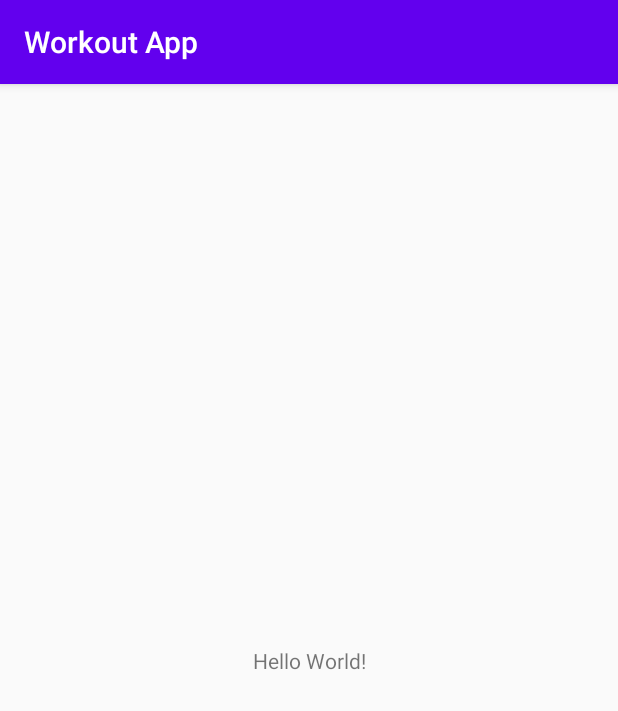
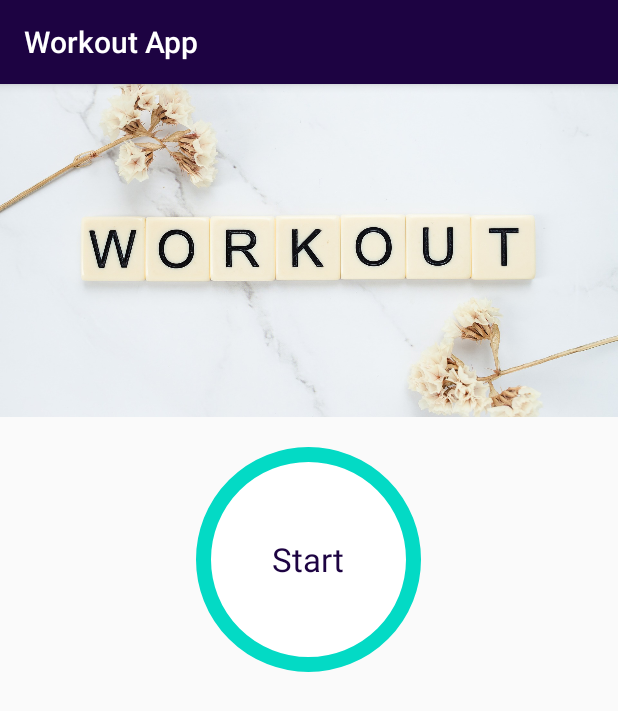
Before and after one commit to akshayyadav76/Workout_App, an Android app: the screen it shows after launch (MainActivity), on a phone screen of 412 x 824 dp. Shown: the top 711 px of the screen. Run offline under Robolectric (Android 15) with nearby library versions, the phone set to English and light mode, and no system bars.

Commit message:
added custom ripple button ripple current api 17 ripple api v21

```diff
--- a/app/src/main/java/com/ak/workoutapp/MainActivity.kt
+++ b/app/src/main/java/com/ak/workoutapp/MainActivity.kt
@@ -2,10 +2,16 @@ package com.ak.workoutapp
 
 import androidx.appcompat.app.AppCompatActivity
 import android.os.Bundle
+import android.widget.Toast
+import kotlinx.android.synthetic.main.activity_main.*
 
 class MainActivity : AppCompatActivity() {
     override fun onCreate(savedInstanceState: Bundle?) {
         super.onCreate(savedInstanceState)
         setContentView(R.layout.activity_main)
+
+        llStart.setOnClickListener {
+            Toast.makeText(this,"this working fine ",Toast.LENGTH_SHORT).show()
+        }
     }
 }
--- /dev/null
+++ b/app/src/main/res/drawable/item_circular_color_accent_border.xml
@@ -0,0 +1,8 @@
+<?xml version="1.0" encoding="utf-8"?>
+<shape xmlns:android="http://schemas.android.com/apk/res/android"
+    android:shape="oval"
+    >
+  <stroke android:width="10dp" android:color="@color/colorAccent"/>
+    <solid android:color="@color/colorWhite"/>
+
+</shape>
--- a/app/src/main/res/layout/activity_main.xml
+++ b/app/src/main/res/layout/activity_main.xml
@@ -6,13 +6,36 @@
     android:layout_height="match_parent"
     tools:context=".MainActivity">
 
-    <TextView
-        android:layout_width="wrap_content"
-        android:layout_height="wrap_content"
-        android:text="Hello World!"
-        app:layout_constraintBottom_toBottomOf="parent"
-        app:layout_constraintLeft_toLeftOf="parent"
-        app:layout_constraintRight_toRightOf="parent"
-        app:layout_constraintTop_toTopOf="parent" />
+    <LinearLayout
+        android:layout_width="match_parent"
+        android:layout_height="match_parent"
+        android:gravity="center_horizontal"
+        android:orientation="vertical"
+        >
+        <ImageView
+            android:layout_width="match_parent"
+            android:layout_height="@dimen/main_screen_image_height"
+            android:contentDescription="@string/image"
+            android:src="@drawable/workout_image"
+            android:scaleType="centerCrop"
+            />
+        <LinearLayout
+            android:id="@+id/llStart"
+            android:layout_width="@dimen/start_button_size"
+            android:layout_height="@dimen/start_button_size"
+            android:gravity="center"
+            android:layout_marginTop="@dimen/start_button_margin_top"
+            android:background="@drawable/item_circular_color_accent_border"
+            >
+            <TextView
+                android:layout_height="wrap_content"
+                android:layout_width="wrap_content"
+                android:text="@string/start"
+                android:textColor="@color/colorPrimary"
+                android:textSize="@dimen/start_button_label_textsize"
+                />
+
+        </LinearLayout>
+        </LinearLayout>
 
 </androidx.constraintlayout.widget.ConstraintLayout>
--- a/app/src/main/res/values/colors.xml
+++ b/app/src/main/res/values/colors.xml
@@ -1,6 +1,9 @@
 <?xml version="1.0" encoding="utf-8"?>
 <resources>
-    <color name="colorPrimary">#6200EE</color>
-    <color name="colorPrimaryDark">#3700B3</color>
+    <color name="colorPrimary">#1D0342</color>
+    <color name="colorPrimaryDark">#232223</color>
     <color name="colorAccent">#03DAC5</color>
+
+    <color name="colorHighLighted">#c4c4c4</color>
+    <color name="colorWhite">#ffffff</color>
 </resources>
--- /dev/null
+++ b/app/src/main/res/values/dimens.xml
@@ -0,0 +1,12 @@
+<?xml version="1.0" encoding="utf-8"?>
+<resources>
+
+
+    <dimen name="main_screen_image_height">222dp</dimen>
+    <dimen name="main_screen_main_layout_padding">5dp</dimen>
+    <dimen name="start_button_size">150dp</dimen>
+    <dimen name="start_button_margin_top">20dp</dimen>
+    <dimen name="start_button_label_textsize">22sp</dimen>
+
+
+</resources>
--- a/app/src/main/res/values/strings.xml
+++ b/app/src/main/res/values/strings.xml
@@ -1,3 +1,10 @@
 <resources>
+
+
+
     <string name="app_name">Workout App</string>
+    <string name="image">image</string>
+    <string name="start">Start</string>
+
+
 </resources>
```
Also changed, not shown: app/src/main/res/drawable-v21/ripple.xml (added, +10 -0 lines), app/src/main/res/drawable/ripple.xml (added, +12 -0 lines), app/src/main/res/drawable/workout_image.jpg (added).
